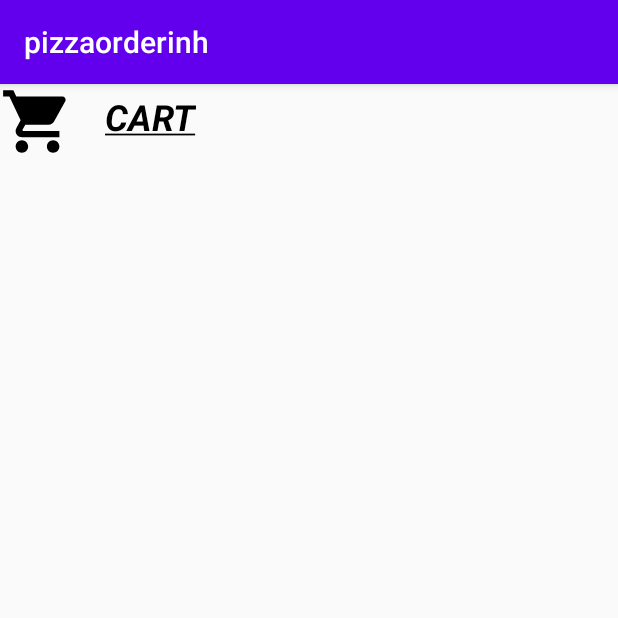
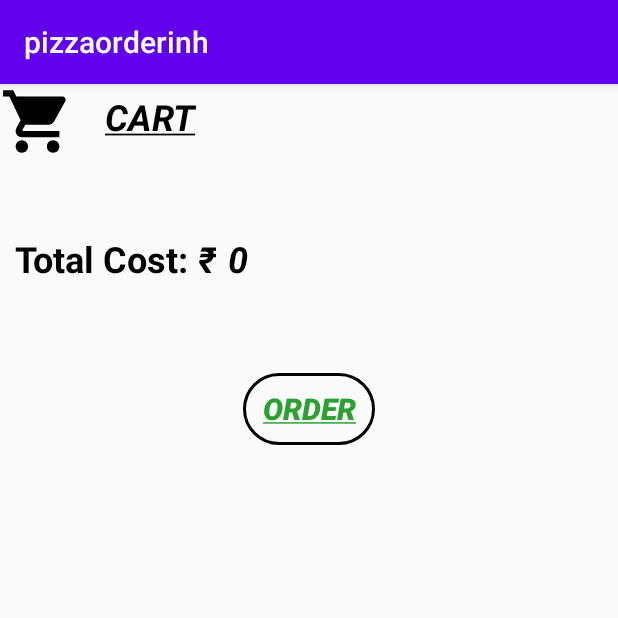
Before and after one commit to azeem30/CompletePizzaOrdering, an Android app: the trollyList screen opened directly, with no data from a screen before it, on a phone screen of 412 x 824 dp, the top half of it. Run offline under Robolectric (Android 15) with nearby library versions, the phone set to English and light mode, and no system bars; our stand-ins replace Firebase (no records; nobody signed in at launch, a user with empty details on screens opened directly).

Commit message:
Added Order Total Calculator

```diff
--- a/app/src/main/java/com/example/pizzaorderinh/trollyList.java
+++ b/app/src/main/java/com/example/pizzaorderinh/trollyList.java
@@ -15,13 +15,21 @@ import android.view.Menu;
 import android.view.MenuInflater;
 import android.view.View;
 import android.view.ViewGroup;
+import android.widget.Button;
 import android.widget.ImageView;
 import android.widget.TextView;
+import android.widget.Toast;
 
 import com.firebase.ui.database.FirebaseRecyclerOptions;
 import com.google.firebase.auth.FirebaseAuth;
+import com.google.firebase.database.DataSnapshot;
+import com.google.firebase.database.DatabaseError;
 import com.google.firebase.database.DatabaseReference;
 import com.google.firebase.database.FirebaseDatabase;
+import com.google.firebase.database.ValueEventListener;
+
+import java.util.ArrayList;
+import java.util.List;
 
 /**
  * A simple {@link Fragment} subclass.
@@ -36,8 +44,11 @@ public class trollyList extends Fragment {
     DatabaseReference dRef = fire.getReference().child("Cart").child(user);
     RecyclerView cartRecycler;
     cartAdapter ca;
-
-
+    List priceList;
+    int cp,totCost;
+    int sum=0;
+    int current;
+    String total;
 
     private static final String ARG_PARAM1 = "param1";
     private static final String ARG_PARAM2 = "param2";
@@ -76,6 +87,9 @@ public class trollyList extends Fragment {
         View viewCart =inflater.inflate(R.layout.fragment_trolly_list, container, false);
         ImageView clogo = viewCart.findViewById(R.id.cartListLogo);
         TextView cartText=viewCart.findViewById(R.id.cartListText);
+        TextView totalCost = viewCart.findViewById(R.id.actTotCost);
+        Button checkout = viewCart.findViewById(R.id.checkout);
+        checkout.setPaintFlags(checkout.getPaintFlags()| Paint.UNDERLINE_TEXT_FLAG);
         cartText.setPaintFlags(cartText.getPaintFlags()| Paint.UNDERLINE_TEXT_FLAG);
 
         cartRecycler=viewCart.findViewById(R.id.recCartList);
@@ -87,6 +101,30 @@ public class trollyList extends Fragment {
         ca= new cartAdapter(optionsT);
         cartRecycler.setAdapter(ca);
 
+       dRef.addValueEventListener(new ValueEventListener() {
+           @Override
+           public void onDataChange(@NonNull DataSnapshot snapshot) {
+               priceList = new ArrayList<Integer>();
+               for(DataSnapshot tds : snapshot.getChildren()){
+                   String uKey = tds.getKey();
+                   String cartPrice = tds.child("orderTotal").getValue().toString();
+                   cp = Integer.parseInt(cartPrice);
+                   priceList.add(cp);
+               }
+
+               for(int i = 0 ; i<priceList.size();i++){
+                   current = (int) priceList.get(i);
+                   sum = sum + current;
+               }
+               totCost = sum;
+               total = String.valueOf(totCost);
+               totalCost.setText(total);
+           }
+           @Override
+           public void onCancelled(@NonNull DatabaseError error) {
+
+           }
+       });
         return viewCart;
     }
     @Override
--- a/app/src/main/res/layout/fragment_trolly_list.xml
+++ b/app/src/main/res/layout/fragment_trolly_list.xml
@@ -40,6 +40,56 @@
             android:layout_below="@+id/cartListLogo"
             app:layout_constraintStart_toStartOf="parent"
             app:layout_constraintTop_toTopOf="parent" />
+
+        <TextView
+            android:layout_width="wrap_content"
+            android:layout_height="wrap_content"
+            android:text="Total Cost: "
+            android:textColor="@color/black"
+            android:id="@+id/totCostView"
+            android:textSize="24dp"
+            android:textStyle="bold"
+            android:layout_below="@+id/recCartList"
+            android:layout_marginTop="30dp"
+            android:layout_marginLeft="10dp"/>
+
+        <TextView
+            android:layout_width="wrap_content"
+            android:layout_height="wrap_content"
+            android:id="@+id/totCostRup"
+            android:layout_below="@id/recCartList"
+            android:layout_marginTop="30dp"
+            android:text="₹"
+            android:textSize="24dp"
+            android:textColor="@color/black"
+            android:textStyle="bold|italic"
+            android:layout_toEndOf="@id/totCostView"/>
+
+        <TextView
+            android:layout_width="wrap_content"
+            android:layout_height="wrap_content"
+            android:id="@+id/actTotCost"
+            android:layout_below="@+id/recCartList"
+            android:layout_toEndOf="@+id/totCostRup"
+            android:layout_marginLeft="8dp"
+            android:layout_marginTop="30dp"
+            android:textSize="24dp"
+            android:textColor="@color/black"
+            android:textStyle="bold|italic"
+            />
+        <Button
+            android:id="@+id/checkout"
+            android:layout_width="wrap_content"
+            android:layout_height="wrap_content"
+            android:text="ORDER"
+            android:textColor="@color/green"
+            android:textSize="20dp"
+            android:textStyle="bold|italic"
+            android:layout_below="@+id/totCostView"
+            android:layout_marginTop="60dp"
+            android:layout_centerHorizontal="true"
+            android:background="@drawable/border"/>
+
     </RelativeLayout>
 
 </FrameLayout>
--- a/app/src/main/res/values/colors.xml
+++ b/app/src/main/res/values/colors.xml
@@ -8,4 +8,5 @@
     <color name="black">#FF000000</color>
     <color name="white">#FFFFFFFF</color>
     <color name="whitecolor">#FFFFFF</color>
+    <color name="green">#2DA032</color>
 </resources>
```
Also changed, not shown: app/src/main/java/com/example/pizzaorderinh/descFragment.java (+5 -5 lines), app/src/main/java/com/example/pizzaorderinh/suggAdapter.java (added, +59 -0 lines), app/src/main/res/layout/sugg_item.xml (added, +64 -0 lines).
